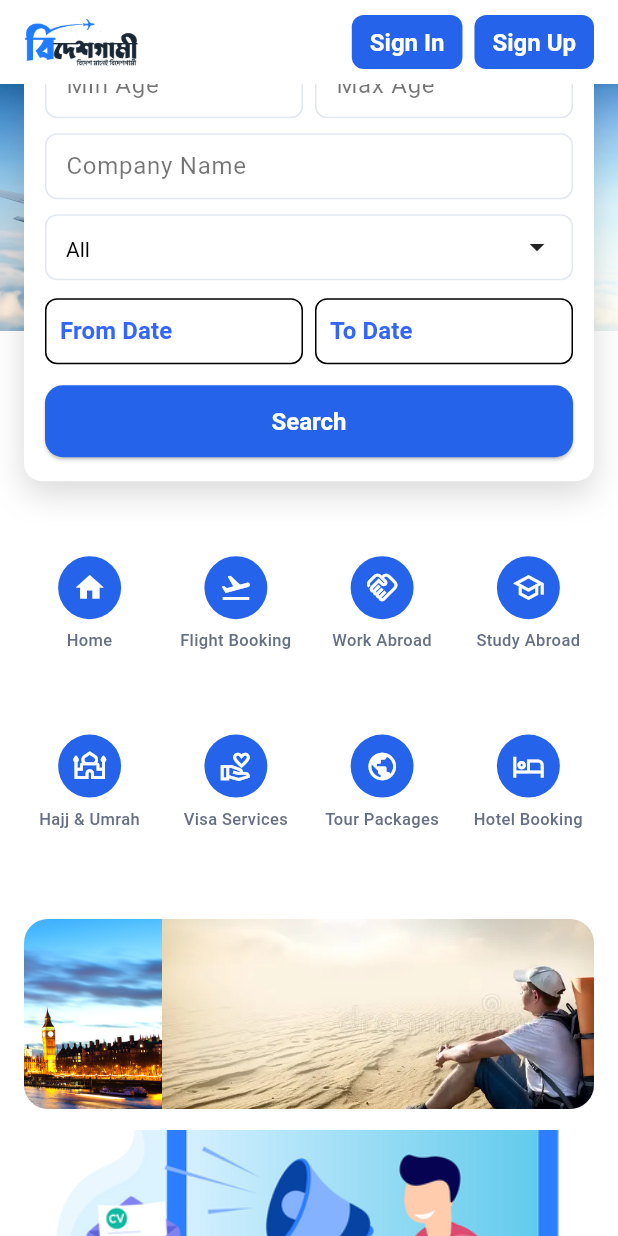
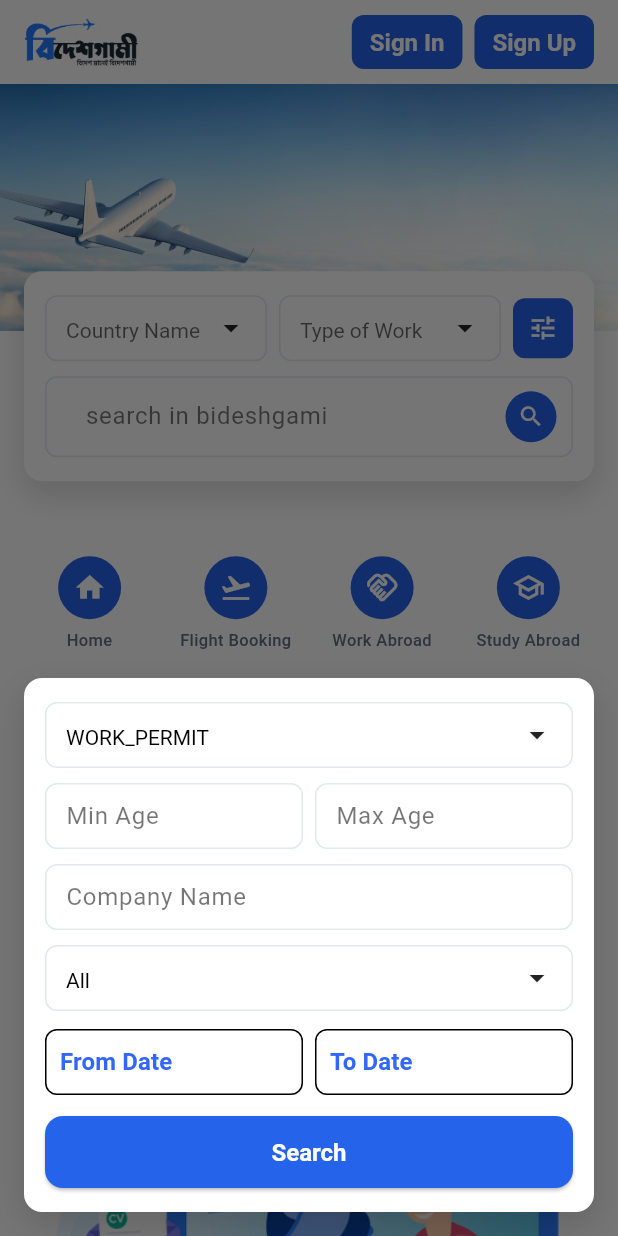
Before and after one commit to bg-mobile-app/bg_mobile_app, a Flutter app: the screen it shows after launch, after a tap on the "tune" icon, on a phone screen of 412 x 824 dp. Run offline on Flutter 3.47's test engine with Material 3 defaults, Android fonts, the phone set to English and light mode, and no system bars.

Commit message:
Use bottom sheet for home filter advanced options

```diff
--- a/lib/features/home/home_screen.dart
+++ b/lib/features/home/home_screen.dart
@@ -72,7 +72,6 @@ class _HomeScreenState extends State<HomeScreen> {
   String _selectionType = 'All';
   DateTime? _fromDate;
   DateTime? _toDate;
-  bool _showAdvanced = false;
 
   final _leftController = PageController(viewportFraction: 1);
   final _rightController = PageController(viewportFraction: 1);
@@ -205,6 +204,105 @@ class _HomeScreenState extends State<HomeScreen> {
     });
   }
 
+  Future<void> _showAdvancedFilterSheet() async {
+    await showModalBottomSheet<void>(
+      context: context,
+      isScrollControlled: true,
+      backgroundColor: Colors.transparent,
+      builder: (context) {
+        return Padding(
+          padding: EdgeInsets.only(
+            left: 16,
+            right: 16,
+            bottom: MediaQuery.of(context).viewInsets.bottom + 16,
+          ),
+          child: Container(
+            width: double.infinity,
+            padding: const EdgeInsets.symmetric(horizontal: 14, vertical: 16),
+            decoration: BoxDecoration(
+              color: Colors.white,
+              borderRadius: BorderRadius.circular(12),
+              boxShadow: const [
+                BoxShadow(
+                  color: Color(0x26000000),
+                  blurRadius: 18,
+                  offset: Offset(0, 8),
+                ),
+              ],
+            ),
+            child: SingleChildScrollView(
+              child: Column(
+                mainAxisSize: MainAxisSize.min,
+                children: [
+                  _dropdown(
+                    value: _serviceType,
+                    hint: 'Service Type',
+                    items: const ['WORK_PERMIT'],
+                    onChanged: (v) => setState(() => _serviceType = v ?? 'WORK_PERMIT'),
+                  ),
+                  const SizedBox(height: 10),
+                  Row(
+                    children: [
+                      Expanded(child: _textField(_minAgeController, 'Min Age')),
+                      const SizedBox(width: 8),
+                      Expanded(child: _textField(_maxAgeController, 'Max Age')),
+                    ],
+                  ),
+                  const SizedBox(height: 10),
+                  _textField(_companyController, 'Company Name'),
+                  const SizedBox(height: 10),
+                  _dropdown(
+                    value: _selectionType,
+                    hint: 'Selection Type',
+                    items: const ['All', 'Direct', 'Lottery'],
+                    onChanged: (v) => setState(() => _selectionType = v ?? 'All'),
+                  ),
+                  const SizedBox(height: 10),
+                  Row(
+                    children: [
+                      Expanded(
+                        child: _dateButton(
+                          label: _fromDate == null
+                              ? 'From Date'
+                              : '${_fromDate!.year}-${_fromDate!.month.toString().padLeft(2, '0')}-${_fromDate!.day.toString().padLeft(2, '0')}',
+                          onTap: () => _pickDate(isFrom: true),
+                        ),
+                      ),
+                      const SizedBox(width: 8),
+                      Expanded(
+                        child: _dateButton(
+                          label: _toDate == null
+                              ? 'To Date'
+                              : '${_toDate!.year}-${_toDate!.month.toString().padLeft(2, '0')}-${_toDate!.day.toString().padLeft(2, '0')}',
+                          onTap: () => _pickDate(isFrom: false),
+                        ),
+                      ),
+                    ],
+                  ),
+                  const SizedBox(height: 12),
+                  SizedBox(
+                    width: double.infinity,
+                    child: ElevatedButton(
+                      onPressed: () {
+                        Navigator.pop(context);
+                        _showComingSoon();
+                      },
+                      style: ElevatedButton.styleFrom(
+                        backgroundColor: _brandBlue,
+                        foregroundColor: Colors.white,
+                      ),
+                      child: const Text('Search'),
+                    ),
+                  ),
+                ],
+              ),
+            ),
+          ),
+        );
+      },
+    );
+  }
+
   @override
   Widget build(BuildContext context) {
     return Scaffold(
@@ -301,7 +399,7 @@ class _HomeScreenState extends State<HomeScreen> {
                           ),
                           const SizedBox(width: 8),
                           InkWell(
-                            onTap: () => setState(() => _showAdvanced = !_showAdvanced),
+                            onTap: _showAdvancedFilterSheet,
                             child: Container(
                               padding: const EdgeInsets.all(10),
                               decoration: BoxDecoration(
@@ -354,85 +452,6 @@ class _HomeScreenState extends State<HomeScreen> {
                     ],
                   ),
                 ),
-                if (_showAdvanced) ...[
-                  const SizedBox(height: 10),
-                  Container(
-                    width: double.infinity,
-                    padding: const EdgeInsets.symmetric(horizontal: 14, vertical: 16),
-                    decoration: BoxDecoration(
-                      color: Colors.white,
-                      borderRadius: BorderRadius.circular(12),
-                      boxShadow: const [
-                        BoxShadow(
-                          color: Color(0x26000000),
-                          blurRadius: 18,
-                          offset: Offset(0, 8),
-                        ),
-                      ],
-                    ),
-                    child: Column(
-                      children: [
-                        _dropdown(
-                          value: _serviceType,
-                          hint: 'Service Type',
-                          items: const ['WORK_PERMIT'],
-                          onChanged: (v) => setState(() => _serviceType = v ?? 'WORK_PERMIT'),
-                        ),
-                        const SizedBox(height: 10),
-                        Row(
-                          children: [
-                            Expanded(child: _textField(_minAgeController, 'Min Age')),
-                            const SizedBox(width: 8),
-                            Expanded(child: _textField(_maxAgeController, 'Max Age')),
-                          ],
-                        ),
-                        const SizedBox(height: 10),
-                        _textField(_companyController, 'Company Name'),
-                        const SizedBox(height: 10),
-                        _dropdown(
-                          value: _selectionType,
-                          hint: 'Selection Type',
-                          items: const ['All', 'Direct', 'Lottery'],
-                          onChanged: (v) => setState(() => _selectionType = v ?? 'All'),
-                        ),
-                        const SizedBox(height: 10),
-                        Row(
-                          children: [
-                            Expanded(
-                              child: _dateButton(
-                                label: _fromDate == null
-                                    ? 'From Date'
-                                    : '${_fromDate!.year}-${_fromDate!.month.toString().padLeft(2, '0')}-${_fromDate!.day.toString().padLeft(2, '0')}',
-                                onTap: () => _pickDate(isFrom: true),
-                              ),
-                            ),
-                            const SizedBox(width: 8),
-                            Expanded(
-                              child: _dateButton(
-                                label: _toDate == null
-                                    ? 'To Date'
-                                    : '${_toDate!.year}-${_toDate!.month.toString().padLeft(2, '0')}-${_toDate!.day.toString().padLeft(2, '0')}',
-                                onTap: () => _pickDate(isFrom: false),
-                              ),
-                            ),
-                          ],
-                        ),
-                        const SizedBox(height: 12),
-                        SizedBox(
-                          width: double.infinity,
-                          child: ElevatedButton(
-                            onPressed: _showComingSoon,
-                            style: ElevatedButton.styleFrom(
-                              backgroundColor: _brandBlue,
-                              foregroundColor: Colors.white,
-                            ),
-                            child: const Text('Search'),
-                          ),
-                        ),
-                      ],
-                    ),
-                  ),
-                ],
               ],
             ),
           ),
```
